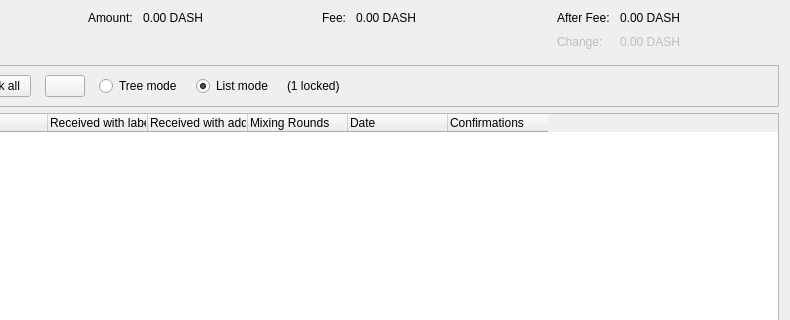
Above: src/qt/forms/coincontroldialog.ui from KingricharVD/vivo before the change; both pictures show x 164 to 954 and y 0 to 320 of the 954 by 500 pixel window. Below: the same form after it.
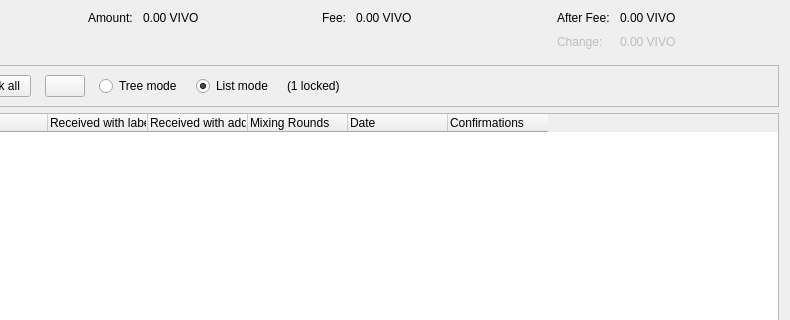
That is the form after the change. Custom widgets are drawn as their Qt base class.

Commit message:
Removed Dash
Removed Dash

The edit to the form file:
```diff
--- a/src/qt/forms/coincontroldialog.ui
+++ b/src/qt/forms/coincontroldialog.ui
@@ -117,7 +117,7 @@
           <enum>Qt::ActionsContextMenu</enum>
          </property>
          <property name="text">
-          <string notr="true">0.00 DASH</string>
+          <string notr="true">0.00 VIVO</string>
          </property>
          <property name="textInteractionFlags">
           <set>Qt::LinksAccessibleByMouse|Qt::TextSelectableByKeyboard|Qt::TextSelectableByMouse</set>
@@ -156,7 +156,7 @@
           <enum>Qt::ActionsContextMenu</enum>
          </property>
          <property name="text">
-          <string notr="true">0.00 DASH</string>
+          <string notr="true">0.00 VIVO</string>
          </property>
          <property name="textInteractionFlags">
           <set>Qt::LinksAccessibleByMouse|Qt::TextSelectableByKeyboard|Qt::TextSelectableByMouse</set>
@@ -198,7 +198,7 @@
           <enum>Qt::ActionsContextMenu</enum>
          </property>
          <property name="text">
-          <string notr="true">0.00 DASH</string>
+          <string notr="true">0.00 VIVO</string>
          </property>
          <property name="textInteractionFlags">
           <set>Qt::LinksAccessibleByMouse|Qt::TextSelectableByKeyboard|Qt::TextSelectableByMouse</set>
@@ -227,7 +227,7 @@
           <enum>Qt::ActionsContextMenu</enum>
          </property>
          <property name="text">
-          <string notr="true">0.00 DASH</string>
+          <string notr="true">0.00 VIVO</string>
          </property>
          <property name="textInteractionFlags">
           <set>Qt::LinksAccessibleByMouse|Qt::TextSelectableByKeyboard|Qt::TextSelectableByMouse</set>
```
The commit also changes 1025 other files.
